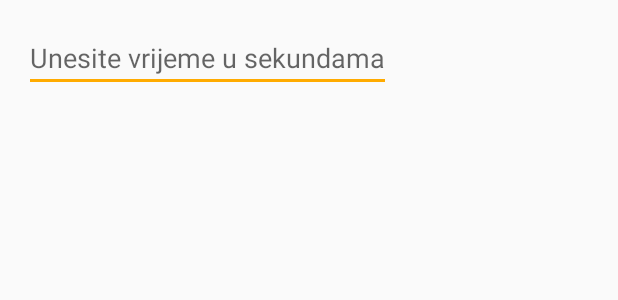
After one commit to Gamehaler/BreathingPacer, an Android app: the layout dialog_enter_time.xml on its own in the app's theme, with its tools: preview values and no code run, on a phone screen of 412 x 824 dp. The commit adds this screen. Shown: the top 300 px of the screen. Run offline under Robolectric (Android 15) with nearby library versions, the phone set to English and light mode, and no system bars.

Commit message:
Create Dialog for inhale, save retrived value and display it in textView.

```diff
--- /dev/null
+++ b/app/src/main/res/layout/dialog_enter_time.xml
@@ -0,0 +1,14 @@
+<?xml version="1.0" encoding="utf-8"?>
+<LinearLayout xmlns:android="http://schemas.android.com/apk/res/android"
+    android:orientation="vertical"
+    android:layout_width="wrap_content"
+    android:layout_height="wrap_content">
+
+    <EditText
+        android:id="@+id/et_time"
+        android:inputType="number"
+        android:layout_margin="16dp"
+        android:layout_width="match_parent"
+        android:layout_height="wrap_content"
+        android:hint="@string/hint_et_time" />
+</LinearLayout>
--- a/app/src/main/res/values/strings.xml
+++ b/app/src/main/res/values/strings.xml
@@ -22,4 +22,5 @@
     <string name="start">Početak</string>
     <string name="end">Kraj</string>
     <string name="info_activity_header_text">Relaksacijsko abdominalno disanje</string>
+    <string name="hint_et_time">Unesite vrijeme u sekundama</string>
 </resources>
```
Also changed, not shown: app/src/main/java/xyz/msojat/breathingpacer/Activities/MainActivity.java (+33 -5 lines).
